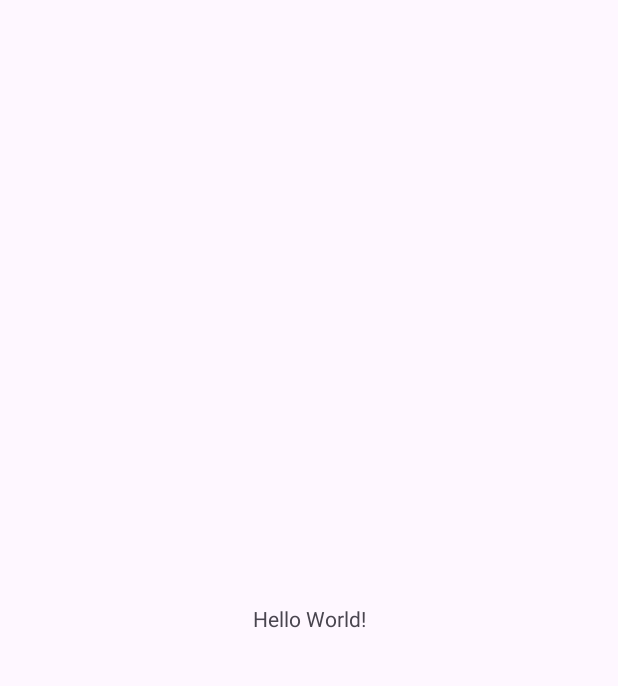
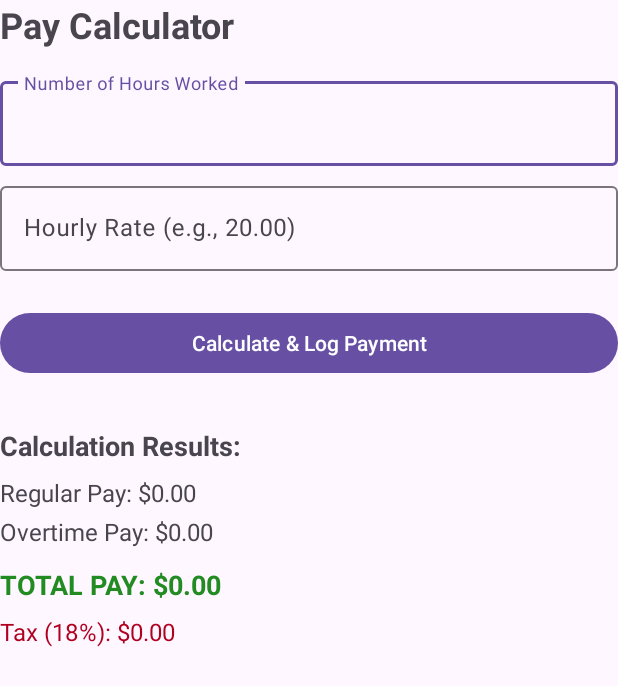
Before and after one commit to Infinitewumbo/A1_Patrick_Millares, an Android app: the screen it shows after launch (MainActivity), on a phone screen of 412 x 824 dp. Before the commit the part shown is almost empty. Shown: the top 686 px of the screen. Run offline under Robolectric (Android 15) with nearby library versions, the phone set to English and light mode, and no system bars.

Commit message:
activity_main.xml

```diff
--- a/app/src/main/AndroidManifest.xml
+++ b/app/src/main/AndroidManifest.xml
@@ -20,6 +20,17 @@
                 <category android:name="android.intent.category.LAUNCHER" />
             </intent-filter>
         </activity>
+
+        <activity
+            android:name=".DetailActivity"
+            android:exported="false"
+            android:label="Payment History"
+            android:parentActivityName=".MainActivity">
+            <!-- This configuration makes the back button appear in the ActionBar -->
+            <meta-data
+                android:name="android.support.PARENT_ACTIVITY"
+                android:value=".MainActivity" />
+        </activity>
     </application>
 
 </manifest>
--- /dev/null
+++ b/app/src/main/java/com/example/comp3074_assignment1/DetailActivity.java
@@ -0,0 +1,4 @@
+package com.example.comp3074_assignment1;
+
+public class DetailActivity extends AppcompatActivity{
+}
--- a/app/src/main/res/layout/activity_main.xml
+++ b/app/src/main/res/layout/activity_main.xml
@@ -8,12 +8,119 @@
     tools:context=".MainActivity">
 
     <TextView
-        android:layout_width="wrap_content"
+        android:id="@+id/text_title"
+        android:layout_width="0dp"
         android:layout_height="wrap_content"
-        android:text="Hello World!"
-        app:layout_constraintBottom_toBottomOf="parent"
-        app:layout_constraintEnd_toEndOf="parent"
+        android:text="Pay Calculator"
+        android:textSize="24sp"
+        android:textStyle="bold"
+        app:layout_constraintTop_toTopOf="parent"
         app:layout_constraintStart_toStartOf="parent"
-        app:layout_constraintTop_toTopOf="parent" />
+        app:layout_constraintEnd_toEndOf="parent"/>
+
+    <com.google.android.material.textfield.TextInputLayout
+        android:id="@+id/layout_hours"
+        android:layout_width="0dp"
+        android:layout_height="wrap_content"
+        android:layout_marginTop="16dp"
+        android:hint="Number of Hours Worked"
+        app:layout_constraintTop_toBottomOf="@id/text_title"
+        app:layout_constraintStart_toStartOf="parent"
+        app:layout_constraintEnd_toEndOf="parent">
+
+        <com.google.android.material.textfield.TextInputEditText
+            android:id="@+id/edit_hours"
+            android:layout_width="match_parent"
+            android:layout_height="wrap_content"
+            android:inputType="numberDecimal"
+            android:minHeight="48dp" />
+    </com.google.android.material.textfield.TextInputLayout>
+
+    <com.google.android.material.textfield.TextInputLayout
+        android:id="@+id/layout_rate"
+        android:layout_width="0dp"
+        android:layout_height="wrap_content"
+        android:layout_marginTop="8dp"
+        android:hint="Hourly Rate (e.g., 20.00)"
+        app:layout_constraintTop_toBottomOf="@id/layout_hours"
+        app:layout_constraintStart_toStartOf="parent"
+        app:layout_constraintEnd_toEndOf="parent">
+
+        <com.google.android.material.textfield.TextInputEditText
+            android:id="@+id/edit_rate"
+            android:layout_width="match_parent"
+            android:layout_height="wrap_content"
+            android:inputType="numberDecimal"
+            android:minHeight="48dp" />
+    </com.google.android.material.textfield.TextInputLayout>
+
+    <Button
+        android:id="@+id/btn_calculate"
+        android:layout_width="0dp"
+        android:layout_height="wrap_content"
+        android:layout_marginTop="24dp"
+        android:text="Calculate &amp; Log Payment"
+        app:layout_constraintTop_toBottomOf="@id/layout_rate"
+        app:layout_constraintStart_toStartOf="parent"
+        app:layout_constraintEnd_toEndOf="parent"/>
+
+    <TextView
+        android:id="@+id/text_results_title"
+        android:layout_width="0dp"
+        android:layout_height="wrap_content"
+        android:layout_marginTop="32dp"
+        android:text="Calculation Results:"
+        android:textSize="18sp"
+        android:textStyle="bold"
+        app:layout_constraintTop_toBottomOf="@id/btn_calculate"
+        app:layout_constraintStart_toStartOf="parent"
+        app:layout_constraintEnd_toEndOf="parent"/>
+
+    <TextView
+        android:id="@+id/text_pay"
+        android:layout_width="0dp"
+        android:layout_height="wrap_content"
+        android:layout_marginTop="8dp"
+        android:text="Regular Pay: $0.00"
+        android:textSize="16sp"
+        app:layout_constraintTop_toBottomOf="@id/text_results_title"
+        app:layout_constraintStart_toStartOf="parent"
+        app:layout_constraintEnd_toEndOf="parent"/>
+
+    <TextView
+        android:id="@+id/text_overtime_pay"
+        android:layout_width="0dp"
+        android:layout_height="wrap_content"
+        android:layout_marginTop="4dp"
+        android:text="Overtime Pay: $0.00"
+        android:textSize="16sp"
+        app:layout_constraintTop_toBottomOf="@id/text_pay"
+        app:layout_constraintStart_toStartOf="parent"
+        app:layout_constraintEnd_toEndOf="parent"/>
+
+    <TextView
+        android:id="@+id/text_total_pay"
+        android:layout_width="0dp"
+        android:layout_height="wrap_content"
+        android:layout_marginTop="12dp"
+        android:text="TOTAL PAY: $0.00"
+        android:textSize="18sp"
+        android:textStyle="bold"
+        android:textColor="#228B22"
+        app:layout_constraintTop_toBottomOf="@id/text_overtime_pay"
+        app:layout_constraintStart_toStartOf="parent"
+        app:layout_constraintEnd_toEndOf="parent"/>
+
+    <TextView
+        android:id="@+id/text_tax"
+        android:layout_width="0dp"
+        android:layout_height="wrap_content"
+        android:layout_marginTop="8dp"
+        android:text="Tax (18%): $0.00"
+        android:textSize="16sp"
+        android:textColor="@color/design_default_color_error"
+        app:layout_constraintTop_toBottomOf="@id/text_total_pay"
+        app:layout_constraintStart_toStartOf="parent"
+        app:layout_constraintEnd_toEndOf="parent"/>
 
 </androidx.constraintlayout.widget.ConstraintLayout>
```
